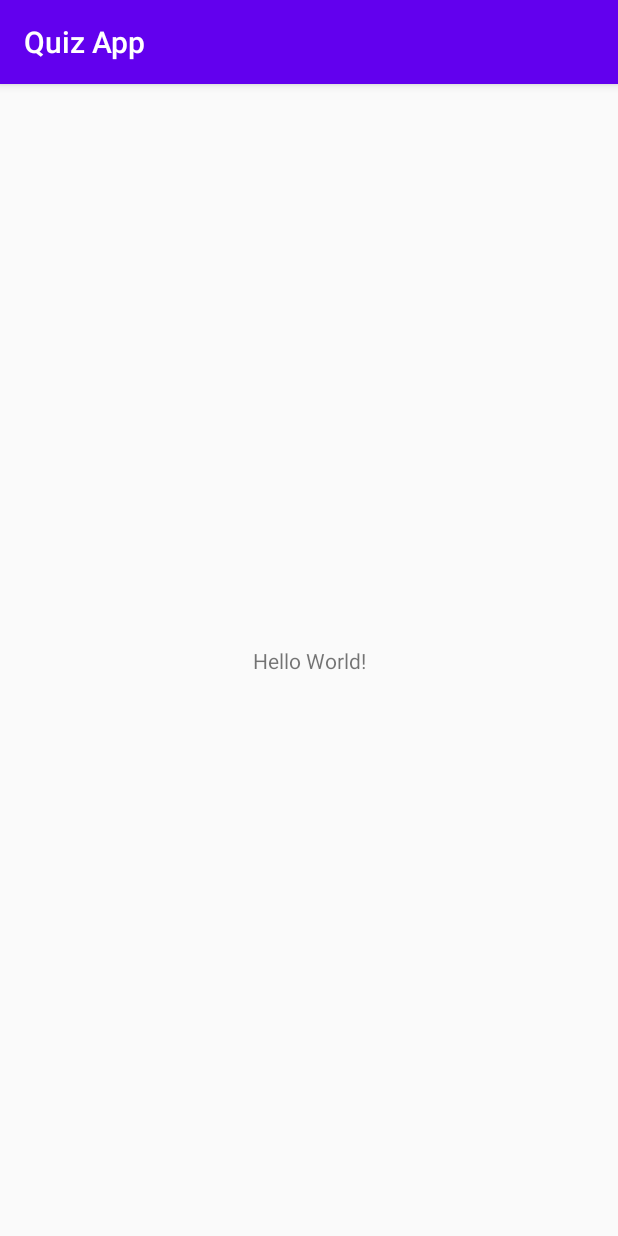
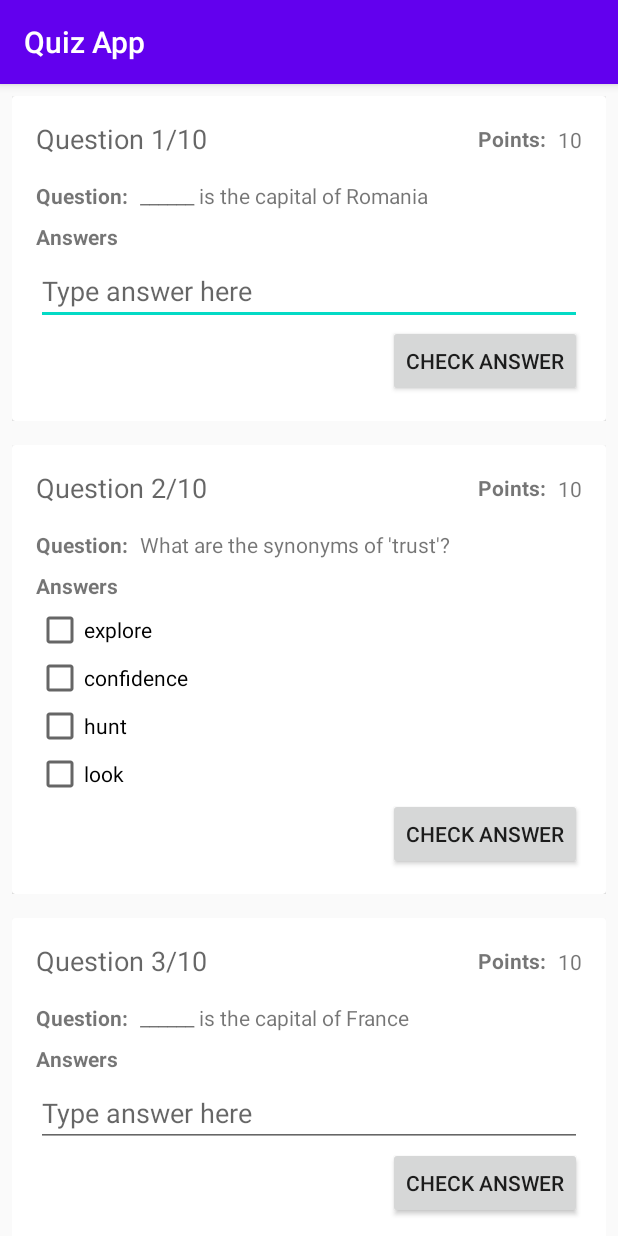
Before and after one commit to florin141/QuizApp, an Android app: the screen it shows after launch (MainActivity), on a phone screen of 412 x 824 dp. Run offline under Robolectric (Android 15) with nearby library versions, the phone set to English and light mode, and no system bars.

Commit message:
Add questions

```diff
--- a/app/build.gradle
+++ b/app/build.gradle
@@ -32,4 +32,5 @@ dependencies {
     androidTestImplementation 'androidx.test.ext:junit:1.1.1'
     androidTestImplementation 'androidx.test.espresso:espresso-core:3.2.0'
     implementation 'androidx.recyclerview:recyclerview:1.1.0'
+    implementation 'androidx.cardview:cardview:1.0.0'
 }
--- a/app/src/main/java/com/example/android/quizapp/MainActivity.java
+++ b/app/src/main/java/com/example/android/quizapp/MainActivity.java
@@ -1,14 +1,102 @@
 package com.example.android.quizapp;
 
 import androidx.appcompat.app.AppCompatActivity;
+import androidx.recyclerview.widget.LinearLayoutManager;
+import androidx.recyclerview.widget.RecyclerView;
 
 import android.os.Bundle;
 
+import java.util.ArrayList;
+import java.util.Collections;
+import java.util.List;
+
 public class MainActivity extends AppCompatActivity {
+
+    private RecyclerView recyclerView;
+    private List<Question> questions;
 
     @Override
     protected void onCreate(Bundle savedInstanceState) {
         super.onCreate(savedInstanceState);
         setContentView(R.layout.activity_main);
+
+        recyclerView = findViewById(R.id.recycler_view);
+
+        initializeQuestions();
+        initRecyclerView();
+    }
+
+    private void initRecyclerView() {
+        QuestionAdaptor movieAdapter = new QuestionAdaptor(questions);
+        recyclerView.setLayoutManager(new LinearLayoutManager(this));
+        recyclerView.setAdapter(movieAdapter);
+    }
+
+    private void initializeQuestions() {
+        questions = new ArrayList<>();
+
+        Question question1 = new Question("What is 2 + 2 = ?", QuestionType.MultipleChoice, 10);
+        question1.addAnswer(String.valueOf(4), true);
+        question1.addAnswer(String.valueOf(0), false);
+        question1.addAnswer(String.valueOf(6), false);
+        question1.addAnswer(String.valueOf(8), false);
+
+        Question question2 = new Question("What is the capital of Romania?", QuestionType.MultipleChoice, 10);
+        question2.addAnswer("Madrid", false);
+        question2.addAnswer("Rome", false);
+        question2.addAnswer("Paris", false);
+        question2.addAnswer("Bucharest", true);
+
+        Question question3 = new Question("What is 4 + 4 = ?", QuestionType.MultipleChoice, 10);
+        question3.addAnswer(String.valueOf(6), false);
+        question3.addAnswer(String.valueOf(0), false);
+        question3.addAnswer(String.valueOf(5), false);
+        question3.addAnswer(String.valueOf(8), true);
+
+        Question question4 = new Question("What are the synonyms of 'available'?", QuestionType.MultipleAnswers, 10);
+        question4.addAnswer("obtainable", true);
+        question4.addAnswer("work", false);
+        question4.addAnswer("accessible", true);
+        question4.addAnswer("question", false);
+
+        Question question5 = new Question("What are the synonyms of 'result'?", QuestionType.MultipleAnswers, 10);
+        question5.addAnswer("consequence", true);
+        question5.addAnswer("work", false);
+        question5.addAnswer("accessible", false);
+        question5.addAnswer("question", false);
+
+        Question question6 = new Question("What are the synonyms of 'search'?", QuestionType.MultipleAnswers, 10);
+        question6.addAnswer("scout", true);
+        question6.addAnswer("look", true);
+        question6.addAnswer("explore", true);
+        question6.addAnswer("hunt", true);
+
+        Question question7 = new Question("What are the synonyms of 'trust'?", QuestionType.MultipleAnswers, 10);
+        question7.addAnswer("confidence", true);
+        question7.addAnswer("look", false);
+        question7.addAnswer("explore", false);
+        question7.addAnswer("hunt", false);
+
+        Question question8 = new Question("______ is the capital of Spain", QuestionType.FillInBlank, 10);
+        question8.addAnswer("Madrid", true);
+
+        Question question9 = new Question("______ is the capital of France", QuestionType.FillInBlank, 10);
+        question9.addAnswer("Paris", true);
+
+        Question question10 = new Question("______ is the capital of Romania", QuestionType.FillInBlank, 10);
+        question10.addAnswer("Bucharest", true);
+
+        questions.add(question1);
+        questions.add(question2);
+        questions.add(question3);
+        questions.add(question4);
+        questions.add(question5);
+        questions.add(question6);
+        questions.add(question7);
+        questions.add(question8);
+        questions.add(question9);
+        questions.add(question10);
+
+        Collections.shuffle(questions);
     }
 }
--- /dev/null
+++ b/app/src/main/java/com/example/android/quizapp/Question.java
@@ -0,0 +1,113 @@
+package com.example.android.quizapp;
+
+import androidx.annotation.NonNull;
+
+import java.util.ArrayList;
+import java.util.Collections;
+import java.util.List;
+
+public class Question {
+
+    private String question;
+    private List<Answer> availableAnswers = new ArrayList<>(4);
+    private int correctAnswers = 0;
+    private QuestionType type;
+    private int points;
+
+    public Question(String question, QuestionType type, int points) {
+        this.question = question;
+        this.type = type;
+        this.points = points;
+    }
+
+    public void addAnswer(String answer, boolean isCorrect) {
+        Answer a = new Answer(answer);
+
+        if (isCorrect) {
+            a.markCorrect();
+            correctAnswers++;
+        }
+
+        this.availableAnswers.add(a);
+
+        Collections.shuffle(availableAnswers);
+    }
+
+    public double checkFillInBlank(String providedAnswer) {
+        boolean isCorrect = false;
+
+        for (Answer answer : availableAnswers) {
+            if (answer.checkAnswer(providedAnswer.trim())) {
+                isCorrect = true;
+            }
+        }
+
+        return isCorrect ? points : 0;
+    }
+
+    public double checkMultipleAnswers(List<String> providedAnswers) {
+        int correct = 0;
+
+        for (String providedAnswer : providedAnswers) {
+            for (Answer answer : availableAnswers) {
+                if (answer.checkAnswer(providedAnswer.trim())) {
+                    correct++;
+                }
+            }
+        }
+
+        return ((double) points / correctAnswers) * correct;
+    }
+
+    public double checkMultipleChoice(String providedAnswer) {
+        return checkFillInBlank(providedAnswer);
+    }
+
+    public List<Answer> getAnswers() {
+        return availableAnswers;
+    }
+
+    @Override
+    public String toString() {
+        return toString();
+    }
+
+    public String getQuestion() {
+        return question;
+    }
+
+    public int getPoints() {
+        return points;
+    }
+
+    public QuestionType getType() {
+        return type;
+    }
+
+    public class Answer {
+        private String answer;
+        private boolean isCorrect = false;
+
+        public Answer(String answer) {
+            this.answer = answer.trim();
+        }
+
+        public String getAnswer() {
+            return this.answer;
+        }
+
+        protected void markCorrect() {
+            this.isCorrect = true;
+        }
+
+        private boolean checkAnswer(String answer) {
+            return this.answer.equalsIgnoreCase(answer.trim()) && this.isCorrect;
+        }
+
+        @NonNull
+        @Override
+        public String toString() {
+            return answer;
+        }
+    }
+}
--- /dev/null
+++ b/app/src/main/java/com/example/android/quizapp/QuestionAdaptor.java
@@ -0,0 +1,208 @@
+package com.example.android.quizapp;
+
+import android.text.Editable;
+import android.text.TextWatcher;
+import android.view.Gravity;
+import android.view.LayoutInflater;
+import android.view.View;
+import android.view.ViewGroup;
+import android.widget.Button;
+import android.widget.CheckBox;
+import android.widget.EditText;
+import android.widget.LinearLayout;
+import android.widget.RadioButton;
+import android.widget.RadioGroup;
+import android.widget.TextView;
+import android.widget.Toast;
+
+import androidx.annotation.NonNull;
+import androidx.recyclerview.widget.RecyclerView;
+
+import java.util.ArrayList;
+import java.util.List;
+
+public class QuestionAdaptor extends RecyclerView.Adapter<QuestionAdaptor.QuestionHolder> {
+
+    private static final String TAG = "QuestionAdaptor";
+    private List<Question> questions;
+
+    public QuestionAdaptor(List<Question> questions) {
+        this.questions = questions;
+    }
+
+    @NonNull
+    @Override
+    public QuestionHolder onCreateViewHolder(@NonNull ViewGroup parent, int viewType) {
+        LayoutInflater layoutInflater = LayoutInflater.from(parent.getContext());
+        View view = layoutInflater.inflate(R.layout.row_item, parent, false);
+        return new QuestionHolder(view);
+    }
+
+    @Override
+    public void onBindViewHolder(@NonNull QuestionHolder holder, int position) {
+        Question question = questions.get(position);
+        holder.setQuestionType(question.getType());
+        holder.setQuestionNumber("Question " + (position + 1) + "/" + getItemCount());
+        holder.setQuestion(question.getQuestion());
+        holder.setPoints(question.getPoints());
+        holder.setAnswers(question.getAnswers());
+    }
+
+    @Override
+    public int getItemCount() {
+        return questions.size();
+    }
+
+    class QuestionHolder extends RecyclerView.ViewHolder implements View.OnClickListener, TextWatcher {
+
+        public static final String TAG = "QuestionHolder";
+
+        private TextView questionNumberTextView, questionTextView, pointsTextView;
+        private LinearLayout answersView;
+        private QuestionType questionType;
+        private String fillInTheBlankAnswer;
+        private String multipleChoiceAnswer;
+        private List<String> multipleAnswersAnswer = new ArrayList<>(4);
+        private boolean questionAnswered = false;
+
+        public QuestionHolder(@NonNull View itemView) {
+            super(itemView);
+
+            questionNumberTextView = itemView.findViewById(R.id.questionNumberTextView);
+            questionTextView = itemView.findViewById(R.id.questionTextView);
+            pointsTextView = itemView.findViewById(R.id.pointsTextView);
+            answersView = itemView.findViewById(R.id.answersView);
+        }
+
+        public void setQuestionType(QuestionType questionType) {
+            this.questionType = questionType;
+        }
+
+        public void setQuestionNumber(String number) {
+            this.questionNumberTextView.setText(number);
+        }
+
+        public void setQuestion(String question) {
+            this.questionTextView.setText(question);
+        }
+
+        public void setPoints(int points) {
+            this.pointsTextView.setText(String.valueOf(points));
+        }
+
+        private void setAnswers(List<Question.Answer> answers) {
+            answersView.removeAllViews();
+            if (questionType == QuestionType.MultipleChoice) {
+                RadioGroup radioGroup = new RadioGroup(answersView.getContext());
+                for (int i = 0; i < answers.size(); i++) {
+                    RadioButton option = new RadioButton(radioGroup.getContext());
+
+                    Question.Answer answer = answers.get(i);
+                    option.setText(answer.getAnswer());
+                    option.setOnClickListener(new View.OnClickListener() {
+                        @Override
+                        public void onClick(View v) {
+                            RadioButton radioButton = (RadioButton) v;
+
+                            if (radioButton.isChecked()) {
+                                questionAnswered = true;
+                            }
+                            else {
+                                questionAnswered = false;
+                            }
+
+                            multipleChoiceAnswer = radioButton.getText().toString();
+                        }
+                    });
+
+                    radioGroup.addView(option);
+                }
+                answersView.addView(radioGroup);
+            }
+
+            if (questionType == QuestionType.MultipleAnswers) {
+                for (Question.Answer answer : answers) {
+                    CheckBox option = new CheckBox(answersView.getContext());
+                    option.setText(answer.getAnswer());
+                    option.setOnClickListener(new View.OnClickListener() {
+                        @Override
+                        public void onClick(View v) {
+                            CheckBox checkBox = (CheckBox) v;
+
+                            if (checkBox.isChecked()) {
+                                questionAnswered = true;
+                                multipleAnswersAnswer.add(checkBox.getText().toString());
+                            }
+                            else {
+                                multipleAnswersAnswer.remove(checkBox.getText().toString());
+                                if (multipleAnswersAnswer.size() == 0) {
+                                    questionAnswered = false;
+                                }
+                            }
+                        }
+                    });
+
+                    answersView.addView(option);
+                }
+            }
+
+            if (questionType == QuestionType.FillInBlank) {
+                EditText option = new EditText(answersView.getContext());
+                option.setHint("Type answer here");
+                option.addTextChangedListener(this);
+
+                answersView.addView(option);
+            }
+
+            LinearLayout.LayoutParams params = new LinearLayout.LayoutParams(ViewGroup.LayoutParams.WRAP_CONTENT, ViewGroup.LayoutParams.MATCH_PARENT);
+            params.weight = 1.0f;
+            params.gravity = Gravity.END;
+
+            Button button = new Button(answersView.getContext());
+            button.setText("Check Answer");
+            button.setLayoutParams(params);
+            button.setOnClickListener(this);
+
+            answersView.addView(button);
+        }
+
+        @Override
+        public void onClick(View view) {
+            Question question = questions.get(getAdapterPosition());
+
+            double points = 0;
+
+            if (questionType == QuestionType.FillInBlank) {
+                points = question.checkFillInBlank(fillInTheBlankAnswer);
+            }
+            else if (questionType == QuestionType.MultipleChoice) {
+                points = question.checkMultipleChoice(multipleChoiceAnswer);
+            }
+            else {
+                points = question.checkMultipleAnswers(multipleAnswersAnswer);
+            }
+
+            if (this.questionAnswered) {
+                Toast.makeText(itemView.getContext(), "Points: " + points, Toast.LENGTH_SHORT).show();
+            }
+            else {
+                Toast.makeText(itemView.getContext(), "Question not answered!", Toast.LENGTH_SHORT).show();
+            }
+        }
+
+        @Override
+        public void beforeTextChanged(CharSequence s, int start, int count, int after) {
+            // Do nothing
+        }
+
+        @Override
+        public void onTextChanged(CharSequence s, int start, int before, int count) {
+            questionAnswered = s.length() > 0;
+        }
+
+        @Override
+        public void afterTextChanged(Editable s) {
+            fillInTheBlankAnswer = s.toString();
+        }
+    }
+}
--- /dev/null
+++ b/app/src/main/java/com/example/android/quizapp/QuestionType.java
@@ -0,0 +1,7 @@
+package com.example.android.quizapp;
+
+public enum QuestionType {
+    MultipleChoice,
+    MultipleAnswers,
+    FillInBlank
+}
--- a/app/src/main/res/layout/activity_main.xml
+++ b/app/src/main/res/layout/activity_main.xml
@@ -6,13 +6,13 @@
     android:layout_height="match_parent"
     tools:context=".MainActivity">
 
-    <TextView
-        android:layout_width="wrap_content"
-        android:layout_height="wrap_content"
-        android:text="Hello World!"
+    <androidx.recyclerview.widget.RecyclerView
+        android:id="@+id/recycler_view"
+        android:layout_width="0dp"
+        android:layout_height="0dp"
         app:layout_constraintBottom_toBottomOf="parent"
-        app:layout_constraintLeft_toLeftOf="parent"
-        app:layout_constraintRight_toRightOf="parent"
-        app:layout_constraintTop_toTopOf="parent" />
-
+        app:layout_constraintEnd_toEndOf="parent"
+        app:layout_constraintStart_toStartOf="parent"
+        app:layout_constraintTop_toTopOf="parent"
+        app:layoutManager="androidx.recyclerview.widget.LinearLayoutManager"/>
 </androidx.constraintlayout.widget.ConstraintLayout>
--- /dev/null
+++ b/app/src/main/res/layout/row_item.xml
@@ -0,0 +1,121 @@
+<?xml version="1.0" encoding="utf-8"?>
+<LinearLayout xmlns:android="http://schemas.android.com/apk/res/android"
+    xmlns:app="http://schemas.android.com/apk/res-auto"
+    android:layout_width="match_parent"
+    android:layout_height="wrap_content"
+    android:orientation="vertical"
+    android:padding="8dp">
+
+    <androidx.cardview.widget.CardView
+        android:layout_width="match_parent"
+        android:layout_height="wrap_content"
+        android:padding="8dp">
+
+        <androidx.constraintlayout.widget.ConstraintLayout
+            android:layout_width="match_parent"
+            android:layout_height="wrap_content">
+
+            <TextView
+                android:id="@+id/questionNumberTextView"
+                android:layout_width="0dp"
+                android:layout_height="wrap_content"
+                android:background="?attr/selectableItemBackground"
+                android:padding="16dp"
+                android:text="Question Number"
+                android:textAppearance="@style/TextAppearance.AppCompat.Medium"
+                app:layout_constraintEnd_toEndOf="parent"
+                app:layout_constraintStart_toStartOf="parent"
+                app:layout_constraintTop_toTopOf="parent" />
+
+            <TextView
+                android:id="@+id/textView2"
+                android:layout_width="wrap_content"
+                android:layout_height="wrap_content"
+                android:layout_marginEnd="8dp"
+                android:layout_marginRight="8dp"
+                android:text="Points:"
+                android:textAppearance="@style/TextAppearance.AppCompat.Small"
+                android:textStyle="bold"
+                app:layout_constraintBottom_toBottomOf="@+id/questionNumberTextView"
+                app:layout_constraintEnd_toStartOf="@+id/pointsTextView"
+                app:layout_constraintTop_toTopOf="@+id/questionNumberTextView" />
+
+            <TextView
+                android:id="@+id/pointsTextView"
+                android:layout_width="wrap_content"
+                android:layout_height="wrap_content"
+                android:layout_marginEnd="16dp"
+                android:layout_marginRight="16dp"
+                android:text="TextView"
+                android:textAppearance="@style/TextAppearance.AppCompat.Small"
+                app:layout_constraintBottom_toBottomOf="@+id/questionNumberTextView"
+                app:layout_constraintEnd_toEndOf="@+id/questionNumberTextView"
+                app:layout_constraintTop_toTopOf="@+id/questionNumberTextView"
+                app:layout_constraintVertical_bias="0.513" />
+
+            <androidx.constraintlayout.widget.ConstraintLayout
+                android:id="@+id/expandableLayout"
+                android:layout_width="0dp"
+                android:layout_height="wrap_content"
+                android:visibility="visible"
+                app:layout_constraintEnd_toEndOf="parent"
+                app:layout_constraintHorizontal_bias="0.0"
+                app:layout_constraintStart_toStartOf="parent"
+                app:layout_constraintTop_toBottomOf="@id/questionNumberTextView">
+
+                <TextView
+                    android:id="@+id/questionTextView"
+                    android:layout_width="wrap_content"
+                    android:layout_height="wrap_content"
+                    android:layout_marginStart="8dp"
+                    android:layout_marginLeft="8dp"
+                    android:text="TextView"
+                    android:textAppearance="@style/TextAppearance.AppCompat.Small"
+                    app:layout_constraintStart_toEndOf="@+id/textView"
+                    app:layout_constraintTop_toTopOf="parent" />
+
+                <TextView
+                    android:id="@+id/textView"
+                    android:layout_width="wrap_content"
+                    android:layout_height="wrap_content"
+                    android:layout_marginStart="16dp"
+                    android:layout_marginLeft="16dp"
+                    android:text="Question:"
+                    android:textAppearance="@style/TextAppearance.AppCompat.Small"
+                    android:textStyle="bold"
+                    app:layout_constraintStart_toStartOf="parent"
+                    app:layout_constraintTop_toTopOf="parent" />
+
+                <TextView
+                    android:id="@+id/textView3"
+                    android:layout_width="wrap_content"
+                    android:layout_height="wrap_content"
+                    android:layout_marginStart="16dp"
+                    android:layout_marginLeft="16dp"
+                    android:layout_marginTop="8dp"
+                    android:text="Answers"
+                    android:textStyle="bold"
+                    app:layout_constraintStart_toStartOf="parent"
+                    app:layout_constraintTop_toBottomOf="@+id/textView" />
+
+                <LinearLayout
+                    android:id="@+id/answersView"
+                    android:layout_width="match_parent"
+                    android:layout_height="wrap_content"
+                    android:layout_marginStart="16dp"
+                    android:layout_marginLeft="16dp"
+                    android:layout_marginTop="4dp"
+                    android:layout_marginEnd="16dp"
+                    android:layout_marginRight="16dp"
+                    android:layout_marginBottom="16dp"
+                    android:orientation="vertical"
+                    app:layout_constraintBottom_toBottomOf="parent"
+                    app:layout_constraintEnd_toEndOf="parent"
+                    app:layout_constraintStart_toStartOf="parent"
+                    app:layout_constraintTop_toBottomOf="@+id/textView3"></LinearLayout>
+
+            </androidx.constraintlayout.widget.ConstraintLayout>
+
+        </androidx.constraintlayout.widget.ConstraintLayout>
+    </androidx.cardview.widget.CardView>
+</LinearLayout>
```
